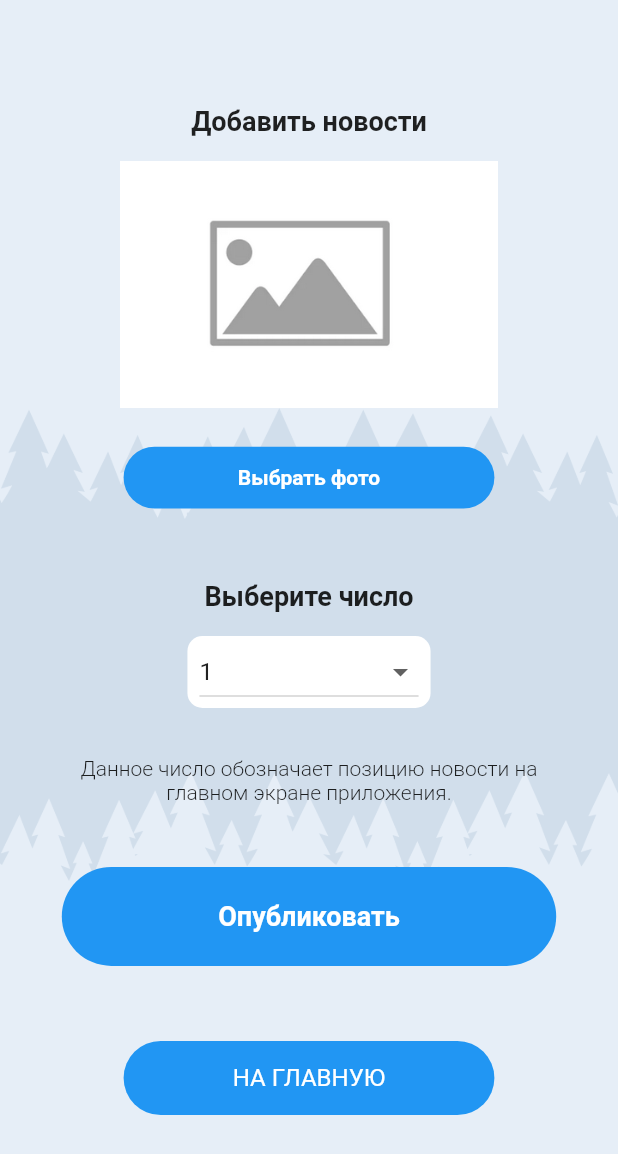
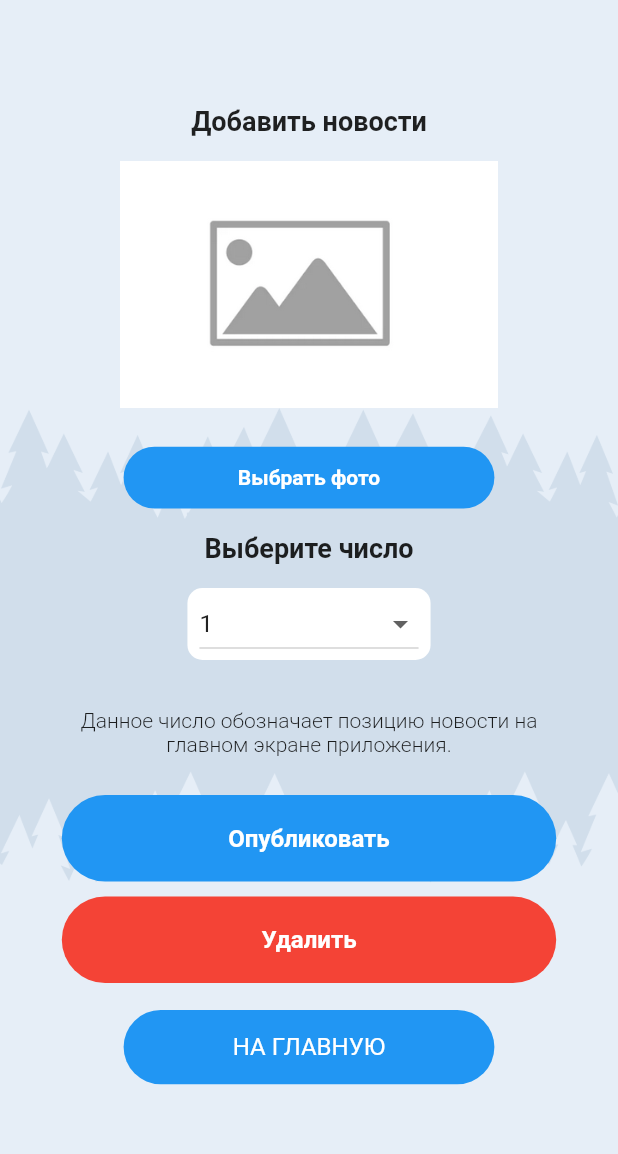
Before and after one commit to gfvn/academgora, a Flutter app: the NewsAddScreen screen opened directly, on a phone screen of 412 x 824 dp. Shown: the top 1154 px of the screen. Run offline on Flutter 3.47's test engine with Material 2 defaults, Android fonts, the phone set to English and light mode, and no system bars; our stand-ins replace cached_network_image, carousel_slider, expandable, firebase_auth, firebase_core, firebase_database and 4 more; missing offline and left inert: expand_tap_area, flutter_auth_ui, flutter_email_sender, flutter_phone_direct_caller; accounts and stored records are empty; project files that could hold a hidden picture were left out.

```diff
--- a/lib/screens/profile/administrator_profile/instructors_screen.dart
+++ b/lib/screens/profile/administrator_profile/instructors_screen.dart
@@ -159,9 +159,7 @@ class _InstructorsScreenState
         color: Colors.blue,
         child: InkWell(
             onTap: () => {
-                  Navigator.of(context).pushAndRemoveUntil(
-                      MaterialPageRoute(builder: (c) => MainScreen()),
-                      (route) => false)
+                 Navigator.pop(context)
                 },
             child: Center(
               child: Column(
--- a/lib/screens/profile/administrator_profile/news_add_screen.dart
+++ b/lib/screens/profile/administrator_profile/news_add_screen.dart
@@ -25,6 +25,9 @@ class _NewsAddScreenState extends State<NewsAddScreen> {
 
   bool _uploadingPhotoToDatabase = false;
   bool isLoading = false;
+  bool isDeleteLoading = false;
+
+  bool isChaged = false;
   String photoUrl = '';
   File image = File("");
   List<String> numberList = ["1", "2", "3", "4"];
@@ -33,13 +36,18 @@ class _NewsAddScreenState extends State<NewsAddScreen> {
   Widget build(BuildContext context) {
     return Scaffold(
       body: Container(
+        width: screenWidth,
+        height: screenHeight,
         decoration: screenDecoration("assets/all_instructors/bg.png"),
+        child: SingleChildScrollView(
           child: Padding(
             padding:
                 const EdgeInsets.only(bottom: 30, top: 70, right: 16, left: 16),
             child: Center(
               child: Column(
-              mainAxisAlignment: MainAxisAlignment.start,
+                mainAxisAlignment: MainAxisAlignment.spaceBetween,
+                children: [
+                  Column(
                     children: [
                       buildRoleText("Добавить новости"),
                       const SizedBox(
@@ -51,8 +59,12 @@ class _NewsAddScreenState extends State<NewsAddScreen> {
                       ),
                       _redactPhotoButton(context),
                       const SizedBox(
-                  height: 48,
+                        height: 16,
                       ),
+                    ],
+                  ),
+                  Column(
+                    children: [
                       buildRoleText("Выберите число"),
                       const SizedBox(
                         height: 16,
@@ -62,15 +74,17 @@ class _NewsAddScreenState extends State<NewsAddScreen> {
                         height: 16,
                       ),
                       buildInstructionText(),
-                const SizedBox(
-                  height: 16,
+                    ],
                   ),
+                  Column(
+                    children: [
                       _saveButton(context),
-                const SizedBox(
-                  height: 32,
-                ),
+                      _saveDeleteButton(context),
                       _backToMainScreenButton(context),
                     ],
+                  ),
+                ],
+              ),
             ),
           ),
         ),
@@ -113,7 +127,7 @@ class _NewsAddScreenState extends State<NewsAddScreen> {
   Widget _saveButton(BuildContext context) {
     return Container(
       width: screenWidth * 0.8,
-      height: screenHeight * 0.08,
+      height: screenHeight * 0.07,
       margin: const EdgeInsets.only(top: 10),
       child: Material(
         borderRadius: const BorderRadius.all(Radius.circular(35)),
@@ -132,7 +146,49 @@ class _NewsAddScreenState extends State<NewsAddScreen> {
                         textAlign: TextAlign.center,
                         style: TextStyle(
                             color: Colors.white,
-                            fontSize: 18,
+                            fontSize: 16,
+                            fontWeight: FontWeight.bold),
+                      ),
+                    ],
+                  ),
+                )
+              : const Center(
+                  child: SizedBox(
+                    width: 20,
+                    height: 20,
+                    child: CircularProgressIndicator(
+                      color: Colors.white,
+                    ),
+                  ),
+                ),
+        ),
+      ),
+    );
+  }
+
+  Widget _saveDeleteButton(BuildContext context) {
+    return Container(
+      width: screenWidth * 0.8,
+      height: screenHeight * 0.07,
+      margin: const EdgeInsets.only(top: 10),
+      child: Material(
+        borderRadius: const BorderRadius.all(Radius.circular(35)),
+        color: Colors.red,
+        child: InkWell(
+          onTap: () {
+            _deleteNews(choosedNumber);
+          },
+          child: !isDeleteLoading
+              ? Center(
+                  child: Column(
+                    mainAxisAlignment: MainAxisAlignment.center,
+                    children: const [
+                      Text(
+                        "Удалить",
+                        textAlign: TextAlign.center,
+                        style: TextStyle(
+                            color: Colors.white,
+                            fontSize: 16,
                             fontWeight: FontWeight.bold),
                       ),
                     ],
@@ -212,6 +268,31 @@ class _NewsAddScreenState extends State<NewsAddScreen> {
                 isLoading = false;
               },
             );
+          },
+        );
+      },
+    );
+  }
+
+  void _deleteNews(String id) async {
+    setState(
+      () {
+        isDeleteLoading = true;
+      },
+    );
+
+    await _firebaseRequestsController
+        .update("Новости/$id", {"Фото": "", "Место": id}).then(
+      (value) async {
+        await Future.delayed(const Duration(milliseconds: 1000));
+        await _firebaseRequestsController.getAsList('Новости').then(
+          (value) {
+            _newsDataKeeper.updateInstructors(value);
+          },
+        );
+        setState(
+          () {
+            isDeleteLoading = false;
           },
         );
       },
--- a/pubspec.yaml
+++ b/pubspec.yaml
@@ -33,6 +33,7 @@ dev_dependencies:
   image_picker: ^0.8.4+1
   expand_tap_area: ^1.1.0
   flutter_launcher_icons: ^0.9.2
+  cached_network_image: ^3.2.0
 
 # script for uploading app icon: flutter pub run flutter_launcher_icons:main
 flutter_icons:
```
Also changed, not shown: lib/main.dart (+16 -1 lines), lib/screens/main_screen.dart (+87 -34 lines), lib/screens/profile/administrator_profile/administrator_profile_screen.dart (+5 -8 lines), pubspec.lock. Lines whose indentation alone changed are shown as unchanged.
